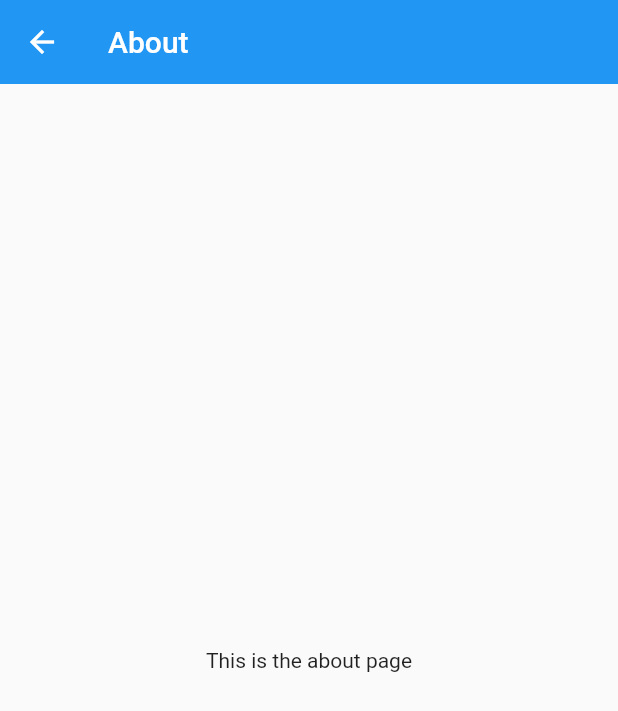
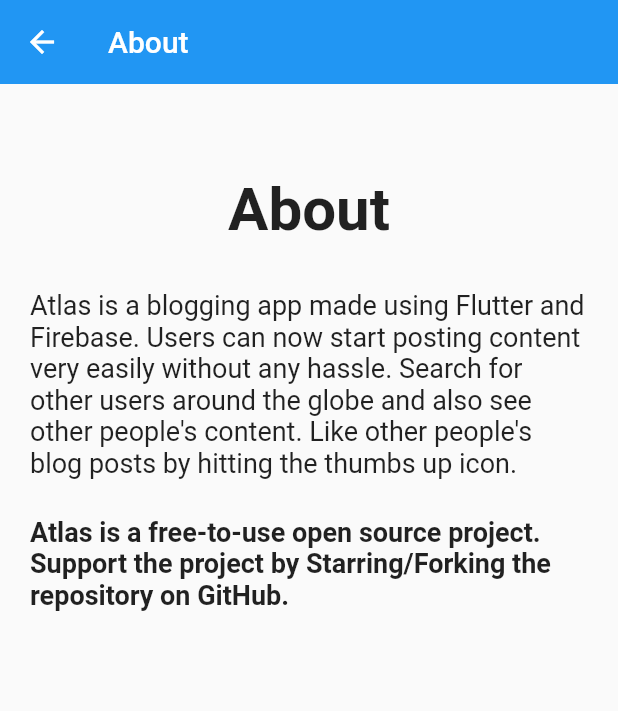
Before and after one commit to ahmedgulabkhan/Atlas, a Flutter app: the AboutPage screen opened directly, on a phone screen of 412 x 824 dp. Shown: the top 711 px of the screen. Run offline on Flutter 3.47's test engine with Material 2 defaults, Android fonts, the phone set to English and light mode, and no system bars; our stand-ins replace cloud_firestore, firebase_auth, flutter_spinkit, shared_preferences; missing offline and left inert: randomizer; accounts and stored records are empty.

Commit message:
about-page

```diff
--- a/lib/pages/about_page.dart
+++ b/lib/pages/about_page.dart
@@ -8,8 +8,22 @@ class AboutPage extends StatelessWidget {
         title: Text("About"),
         elevation: 0.0,
       ),
-      body: Center(
-        child: Text("This is the about page"),
+      body: Padding(
+        padding: const EdgeInsets.symmetric(horizontal: 20.0, vertical: 60.0),
+        child: Column(
+          mainAxisAlignment: MainAxisAlignment.start,
+          children: <Widget>[
+            Text('About', style: TextStyle(fontSize: 40.0, fontWeight: FontWeight.bold)),
+
+            SizedBox(height: 30.0),
+
+            Text("Atlas is a blogging app made using Flutter and Firebase. Users can now start posting content very easily without any hassle. Search for other users around the globe and also see other people's content. Like other people's blog posts by hitting the thumbs up icon.", style: TextStyle(fontSize: 18.0)),
+
+            SizedBox(height: 25.0),
+
+            Text('Atlas is a free-to-use open source project. Support the project by Starring/Forking the repository on GitHub.', style: TextStyle(fontSize: 18.0, fontWeight: FontWeight.bold))
+          ],
+        ),
       ),
     );
   }
--- a/lib/pages/blogpost_page.dart
+++ b/lib/pages/blogpost_page.dart
@@ -77,9 +77,9 @@ class _BlogPostPageState extends State<BlogPostPage> {
                     child: Row(
                       mainAxisAlignment: MainAxisAlignment.center,
                       children: <Widget>[
-                        Icon(Icons.thumb_up),
+                        Icon(Icons.thumb_up, size: 17.0),
                         SizedBox(width: 7.0),
-                        Text('32 Likes')
+                        Text('32 Likes', style: TextStyle(fontSize: 13.0))
                       ],
                     ),
                   ),
--- a/lib/services/database_service.dart
+++ b/lib/services/database_service.dart
@@ -72,7 +72,7 @@ class DatabaseService {
   getUserBlogPosts() async {
     // return await Firestore.instance.collection("users").where('email', isEqualTo: email).snapshots();
     // return Firestore.instance.collection('users').document(uid).collection('blogPosts').orderBy('createdAt').snapshots();
-    return Firestore.instance.collection('blogPosts').orderBy('createdAt').snapshots();
+    return Firestore.instance.collection('blogPosts').where('userId', isEqualTo: uid).orderBy('createdAt', descending: true).snapshots();
   }
 
   // get blog post details
```
Also changed, not shown: lib/pages/user_details_page.dart (+97 -6 lines).
